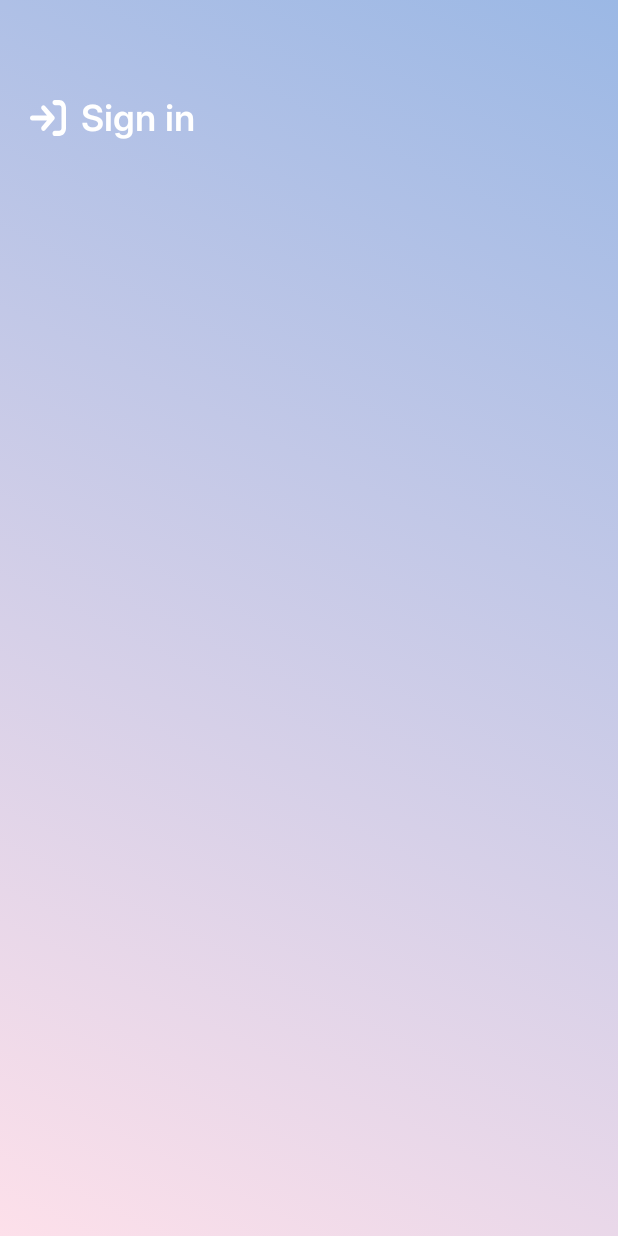
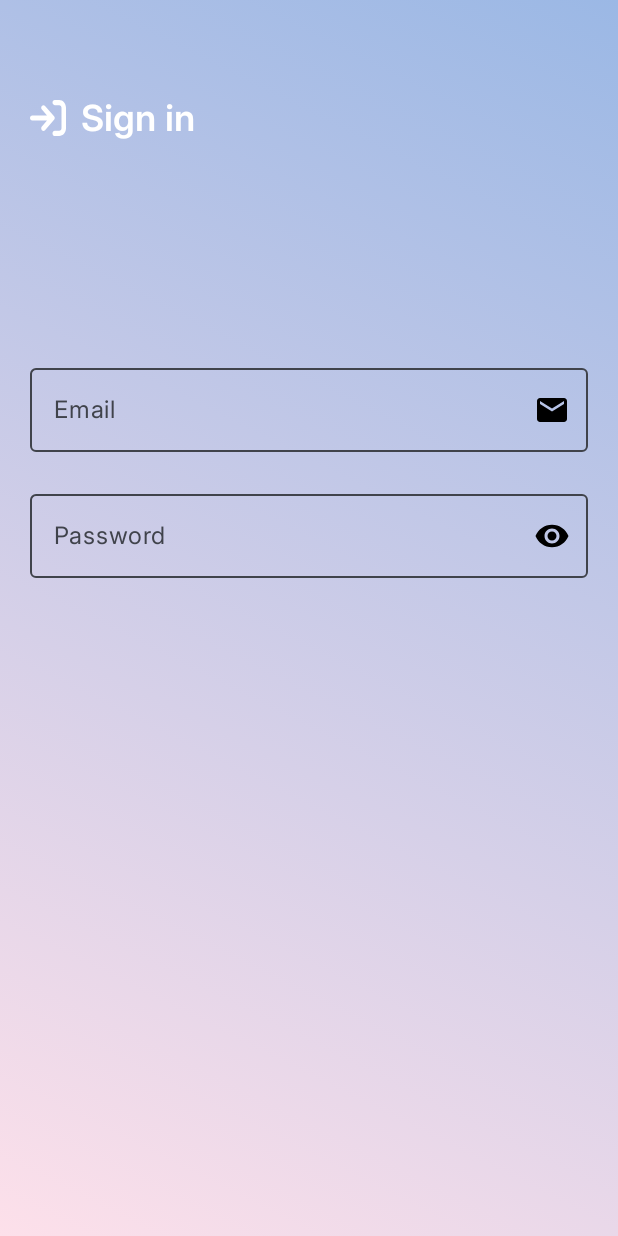
Before and after one commit to joaogouveia89/TikoDog, an Android app built with Jetpack Compose: the @Preview function LoginScreenPreview, on a phone screen of 412 x 824 dp. Run offline under Robolectric (Android 15) with nearby library versions, the phone set to English and light mode, and no system bars; Roboto replaces fonts that are not available here.

Commit message:
add elements to login screen

```diff
--- a/app/src/main/java/io/github/joaogouveia89/tikodog/login/presentation/LoginScreenContent.kt
+++ b/app/src/main/java/io/github/joaogouveia89/tikodog/login/presentation/LoginScreenContent.kt
@@ -1,10 +1,14 @@
 package io.github.joaogouveia89.tikodog.login.presentation
 
 import androidx.compose.foundation.layout.Box
+import androidx.compose.foundation.layout.Column
 import androidx.compose.foundation.layout.PaddingValues
 import androidx.compose.foundation.layout.Row
+import androidx.compose.foundation.layout.fillMaxWidth
 import androidx.compose.foundation.layout.padding
 import androidx.compose.foundation.layout.size
+import androidx.compose.material.icons.Icons
+import androidx.compose.material.icons.filled.Email
 import androidx.compose.material3.Icon
 import androidx.compose.material3.MaterialTheme
 import androidx.compose.material3.Text
@@ -18,6 +22,8 @@ import androidx.compose.ui.res.vectorResource
 import androidx.compose.ui.tooling.preview.Preview
 import androidx.compose.ui.unit.dp
 import io.github.joaogouveia89.tikodog.R
+import io.github.joaogouveia89.tikodog.core.presentation.TikoDogTextInput
+import io.github.joaogouveia89.tikodog.login.presentation.components.TikoDogPasswordInput
 import io.github.joaogouveia89.tikodog.ui.theme.TikoDogTheme
 
 @Composable
@@ -25,12 +31,13 @@ fun LoginScreenContent(
     modifier: Modifier = Modifier,
     paddingValues: PaddingValues
 ) {
-    Box(
+    Column(
         modifier = modifier
             .padding(paddingValues)
+            .padding(horizontal = 20.dp)
     ) {
         Row(
-            modifier = Modifier.padding(vertical = 64.dp, horizontal = 20.dp)
+            modifier = Modifier.padding(vertical = 64.dp)
         ) {
             Icon(
                 modifier = Modifier
@@ -46,6 +53,28 @@ fun LoginScreenContent(
                 style = MaterialTheme.typography.headlineSmall
             )
         }
+
+        TikoDogTextInput(
+            modifier = Modifier
+                .padding(top = 80.dp)
+                .fillMaxWidth(),
+            label = "Email",
+            hint = "Please add your email",
+            endIcon = {
+                Icon(
+                    imageVector = Icons.Default.Email,
+                    tint = Color.Black,
+                    contentDescription = null
+                )
+            },
+            onChangeValue = {}
+        )
+        TikoDogPasswordInput(
+            modifier = Modifier
+                .padding(top = 20.dp)
+                .fillMaxWidth(),
+            onChangeValue = {}
+        )
     }
 }
 
```
